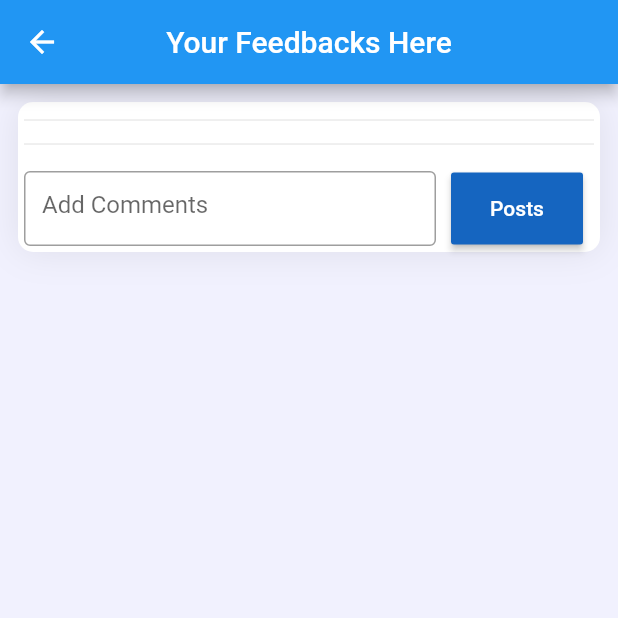
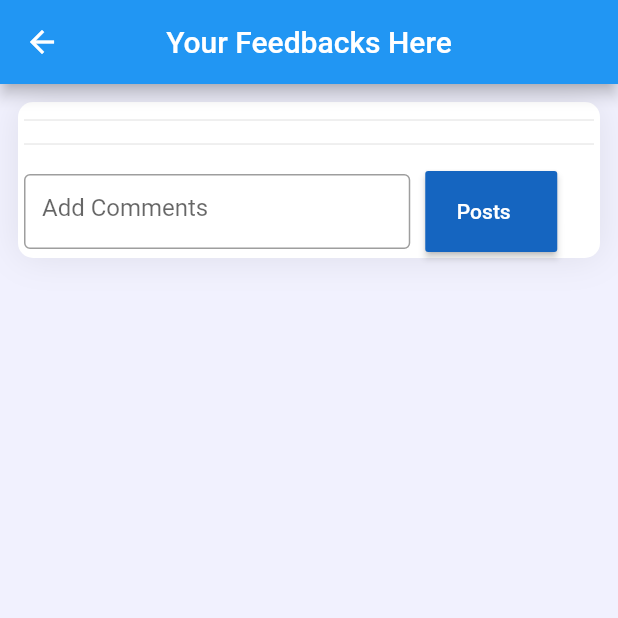
Before and after one commit to KamalaPoudel/flutterstyleitup, a Flutter app: the CommentPage screen opened directly, on a phone screen of 412 x 824 dp, the top half of it. Run offline on Flutter 3.47's test engine with Material 2 defaults, Android fonts, the phone set to English and light mode, and no system bars; our stand-ins replace cloud_firestore, firebase_auth; accounts and stored records are empty.

Commit message:
new updated

```diff
--- a/lib/comments.dart
+++ b/lib/comments.dart
@@ -82,7 +82,7 @@ class _CommentPageState extends State<CommentPage> {
                     children: <Widget>[
                       Container(
                         height: 50,
-                        width: MediaQuery.of(context).size.width / 1.5,
+                        width: MediaQuery.of(context).size.width / 1.6,
                         child: TextFormField(
                           controller: commentController,
                           cursorColor: Colors.black,
@@ -96,7 +96,7 @@ class _CommentPageState extends State<CommentPage> {
                       ),
                       RaisedButton(
                         child: Padding(
-                          padding: const EdgeInsets.all(6.0),
+                          padding: const EdgeInsets.all(9.0),
                           child: Text("Posts"),
                         ),
                         onPressed: () async {
@@ -119,7 +119,7 @@ class _CommentPageState extends State<CommentPage> {
                         },
                         color: Colors.blue[800],
                         textColor: Colors.white,
-                        padding: EdgeInsets.fromLTRB(10, 10, 10, 10),
+                        padding: EdgeInsets.fromLTRB(10, 10, 20, 10),
                         splashColor: Colors.grey,
                       )
                     ],
--- a/lib/loginscreen.dart
+++ b/lib/loginscreen.dart
@@ -17,6 +17,7 @@ class _LoginScreenState extends State<LoginScreen> {
               .signInWithEmailAndPassword(
                   email: email.text, password: password.text))
           .user;
+
       print(user.uid);
       print("login successful");
 
```
Also changed, not shown: lib/home.dart (+9 -2 lines), lib/main.dart (+26 -2 lines).
